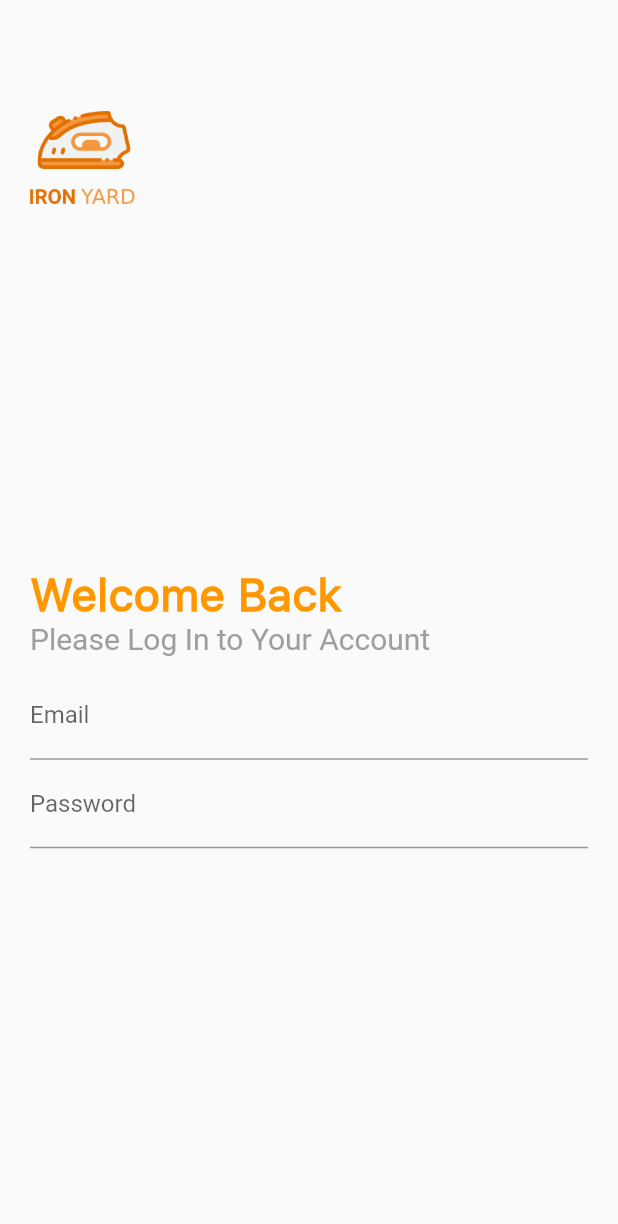
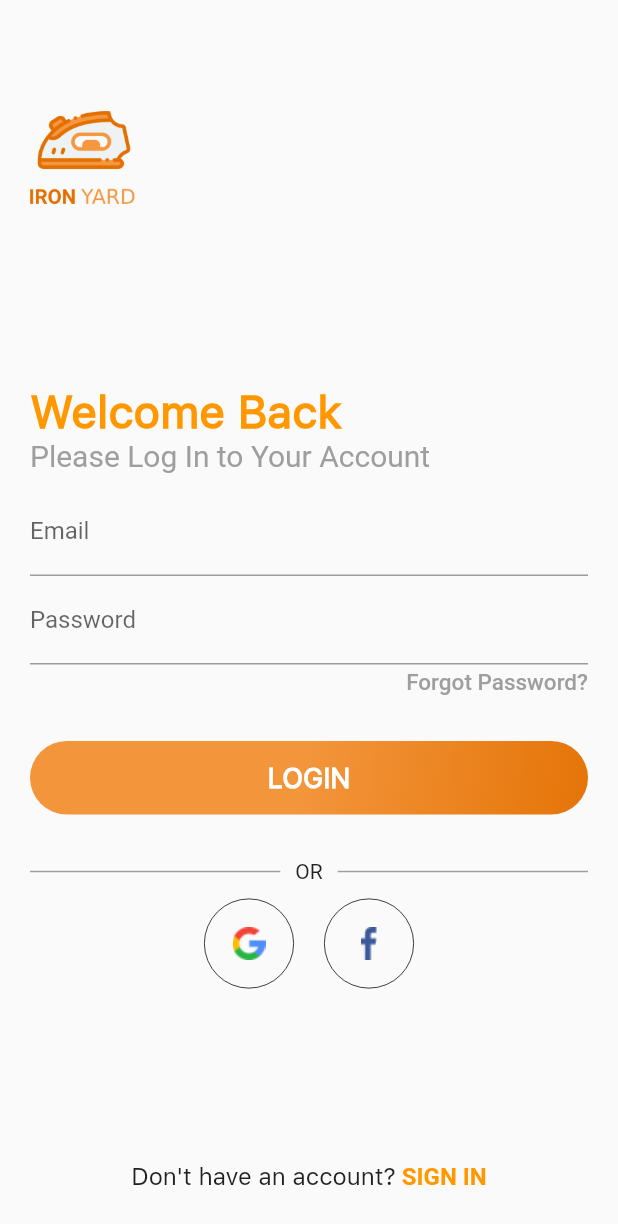
Before and after one commit to gr-rishad/laundary_ui, a Flutter app: the LoginPageScreen screen opened directly, on a phone screen of 412 x 824 dp. Shown: the top 1224 px of the screen. Run offline on Flutter 3.47's test engine with Material 2 defaults, Android fonts, the phone set to English and light mode, and no system bars.

```diff
--- a/lib/screens/login_page_screen.dart
+++ b/lib/screens/login_page_screen.dart
@@ -1,4 +1,7 @@
 import 'package:flutter/material.dart';
+import 'package:laundary_app_ui/screens/home_page_screen.dart';
+import 'package:laundary_app_ui/screens/sign_up_page_screen.dart';
+import 'package:laundary_app_ui/style/login_style_scheme.dart';
 
 class LoginPageScreen extends StatefulWidget {
   @override
@@ -14,9 +17,7 @@ class _LoginPageScreenState extends State<LoginPageScreen> {
         child: Column(
           crossAxisAlignment: CrossAxisAlignment.start,
           children: [
-            SizedBox(
-              height: 50,
-            ),
+            SizedBox(height: 50),
             Container(
               height: 70,
               width: 70,
@@ -58,13 +59,150 @@ class _LoginPageScreenState extends State<LoginPageScreen> {
                     decoration: InputDecoration(
                       labelText: 'Password',
                     ),
-                  )
+                  ),
+                  SizedBox(height: 3),
+                  Row(
+                    mainAxisAlignment: MainAxisAlignment.end,
+                    children: [
+                      Text(
+                        "Forgot Password?",
+                        style: TextStyle(
+                          color: Colors.grey,
+                          fontSize: 15,
+                          fontWeight: FontWeight.w500,
+                        ),
+                      )
+                    ],
+                  ),
+                  SizedBox(height: 30),
+                  InkWell(
+                    onTap: oepnHomePage,
+                    child: Container(
+                      padding: EdgeInsets.symmetric(vertical: 14),
+                      width: MediaQuery.of(context).size.width,
+                      decoration: BoxDecoration(
+                        borderRadius: BorderRadius.all(Radius.circular(40)),
+                        gradient: gradientStyle,
+                      ),
+                      child: Center(
+                        child: Text(
+                          'LOGIN',
+                          style: TextStyle(
+                            color: Colors.white,
+                            fontSize: 18,
+                            fontWeight: FontWeight.w700,
+                            fontFamily: 'sfpro',
+                          ),
+                        ),
+                      ),
+                    ),
+                  ),
+                  SizedBox(height: 20),
+                  Row(
+                    mainAxisAlignment: MainAxisAlignment.center,
+                    children: [
+                      Expanded(
+                        child: Container(
+                          height: 1,
+                          color: Colors.grey,
+                        ),
+                      ),
+                      Center(
+                        child: Container(
+                          padding: EdgeInsets.all(10),
+                          child: Text('OR'),
+                        ),
+                      ),
+                      Expanded(
+                        child: Container(
+                          height: 1,
+                          color: Colors.grey,
+                        ),
+                      ),
+                    ],
+                  ),
+                  Row(
+                    mainAxisAlignment: MainAxisAlignment.center,
+                    children: [
+                      Container(
+                        height: 60,
+                        width: 60,
+                        decoration: BoxDecoration(
+                          shape: BoxShape.circle,
+                          border: Border.all(
+                            color: Colors.black,
+                            width: 0.5,
+                          ),
+                        ),
+                        child: Container(
+                          decoration: BoxDecoration(
+                            image: DecorationImage(
+                              image: AssetImage('assets/images/googleLogo.png'),
+                            ),
+                          ),
+                        ),
+                      ),
+                      SizedBox(width: 20),
+                      Container(
+                        height: 60,
+                        width: 60,
+                        decoration: BoxDecoration(
+                          shape: BoxShape.circle,
+                          border: Border.all(
+                            color: Colors.black,
+                            width: 0.5,
+                          ),
+                        ),
+                        child: Container(
+                          decoration: BoxDecoration(
+                            image: DecorationImage(
+                              image: AssetImage('assets/images/fbLogo.png'),
+                            ),
+                          ),
+                        ),
+                      ),
+                    ],
+                  ),
                 ],
               ),
             ),
+            Row(
+              mainAxisAlignment: MainAxisAlignment.center,
+              children: [
+                Text(
+                  "Don't have an account?",
+                  style: TextStyle(
+                    fontSize: 16,
+                    fontFamily: 'sfpro',
+                  ),
+                ),
+                InkWell(
+                  onTap: () {},
+                  child: Text(
+                    ' SIGN IN',
+                    style: TextStyle(
+                      color: Colors.orange,
+                      fontSize: 16,
+                      fontWeight: FontWeight.w700,
+                    ),
+                  ),
+                ),
+              ],
+            ),
+            SizedBox(height: 10),
           ],
         ),
       ),
     );
   }
+
+  void openSignUpPage() {
+    Navigator.push(
+        context, MaterialPageRoute(builder: (context) => SignUpPageScreen()));
+  }
+
+  void oepnHomePage() {
+    Navigator.push(
+        context, MaterialPageRoute(builder: (context) => HomePageScreen()));
+  }
 }
--- /dev/null
+++ b/lib/style/login_style_scheme.dart
@@ -0,0 +1,7 @@
+import 'package:flutter/material.dart';
+
+LinearGradient gradientStyle = LinearGradient(
+  colors: [Color(0xfff3953b), Color(0xffe57509)],
+  stops: [0, 1],
+  begin: Alignment.topCenter,
+);
```
Also changed, not shown: lib/screens/home_page_screen.dart (added, +224 -0 lines), lib/screens/sign_up_page_screen.dart (added, +13 -0 lines), lib/style/home_page_style_scheme.dart (added, +10 -0 lines).
